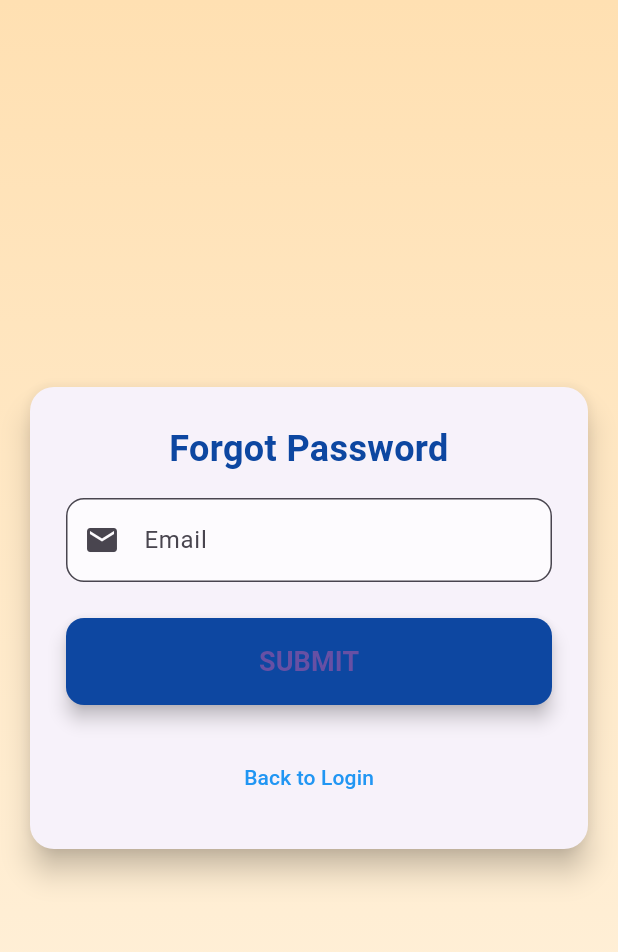
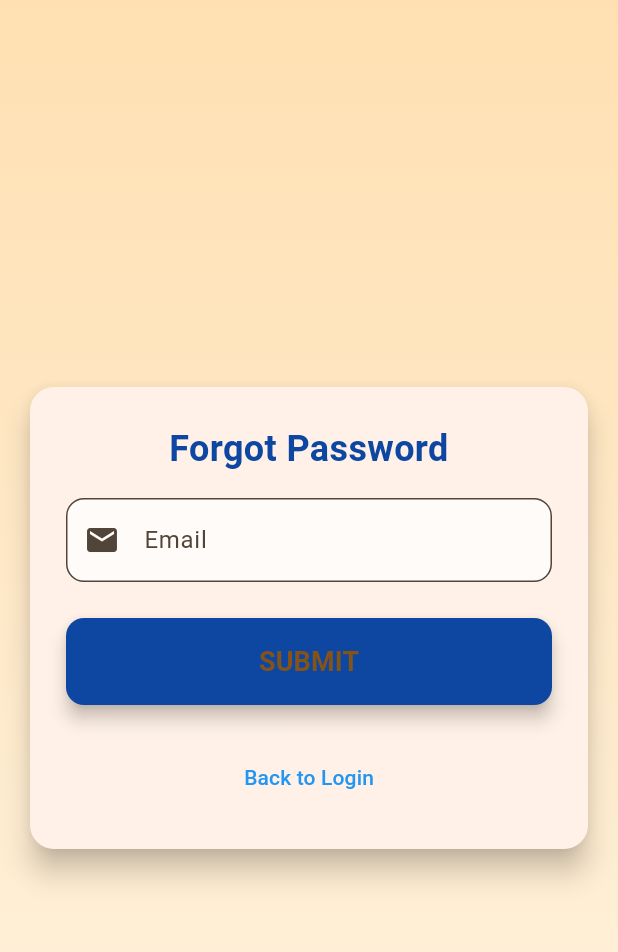
Before and after one commit to Gagendraghalley/Desuung-APP, a Flutter app: the screen it shows after launch, after a tap on "LOGIN", after a tap on "Forgot Password?", on a phone screen of 412 x 824 dp. Shown: the top 952 px of the screen. Run offline on Flutter 3.47's test engine with Material 3 defaults, Android fonts, the phone set to English and light mode, and no system bars.

Commit message:
pushing new changes

```diff
--- a/lib/main.dart
+++ b/lib/main.dart
@@ -1,38 +1,31 @@
 import 'package:flutter/material.dart';
-import 'package:myapp/screens/announcement_screen.dart';
-import 'package:myapp/screens/dashboard_screen.dart';
-import 'package:myapp/screens/login_screen.dart';
-import 'package:myapp/screens/profile_screen.dart';
-import 'package:myapp/screens/notification_screen.dart';
+import 'screens/announcement_screen.dart';
+import 'screens/dashboard_screen.dart';
+import 'screens/login_screen.dart';
+import 'screens/profile_screen.dart';
+import 'screens/notification_screen.dart';
+import 'screens/splash_screen.dart';
 
 void main() {
-  runApp(const MyApp());
+  runApp(const DeSuung());
 }
 
-class MyApp extends StatelessWidget {
-  const MyApp({super.key});
+class DeSuung extends StatelessWidget {
+  const DeSuung({super.key});
 
-  // This widget is the root of your application.
+
   @override
   Widget build(BuildContext context) {
     return MaterialApp(
       title: 'Flutter Demo',
       theme: ThemeData(
-        primarySwatch: Colors.orange,
+        colorScheme: ColorScheme.fromSeed(seedColor: Colors.orange),
         useMaterial3: true,
       ),
-      initialRoute: '/login',
-      routes: {
-        '/login': (context) => LoginScreen(),
-        '/dashboard': (context) => DashboardScreen(),
-        '/profile': (context) => ProfileScreen(),
-        '/announcement':(context) => AnnouncementScreen(),
-        '/notification': (context) => NotificationScreen(),
-      },
+      home: SplashScreen(),
     );
   }
 }
-
 
 
 class MainScreen extends StatefulWidget {
```
